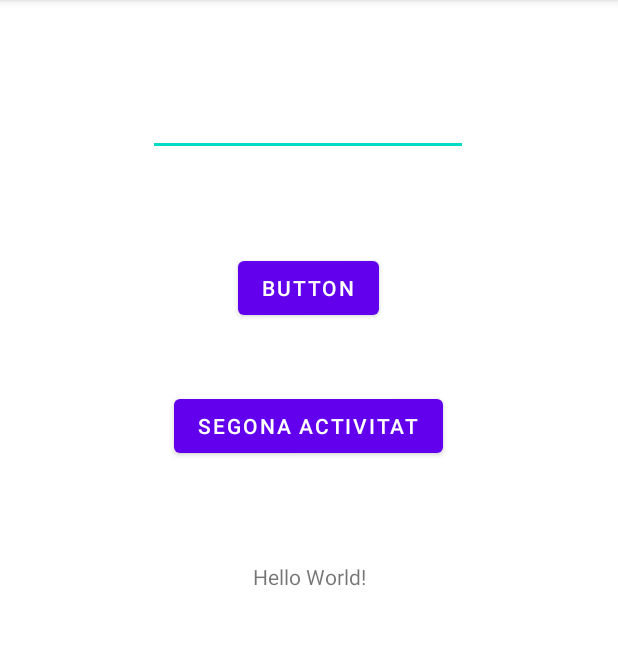
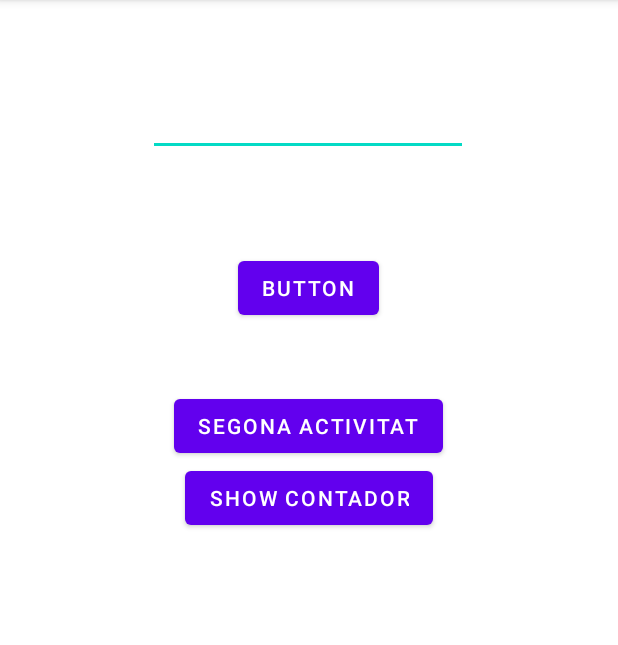
Before and after one commit to carlosguinovart/App-s-Android, an Android app: the screen it shows after launch (MainActivity), on a phone screen of 412 x 824 dp, the part 84-729 px from its top. Run offline under Robolectric (Android 15) with nearby library versions, the phone set to English and light mode, and no system bars.

Commit message:
Commit SharedPreferences activitat 2

```diff
--- a/SharedPreferences/app/src/main/java/com/example/sharedpreferences/SegonaActivity.java
+++ b/SharedPreferences/app/src/main/java/com/example/sharedpreferences/SegonaActivity.java
@@ -19,10 +19,10 @@ public class SegonaActivity extends AppCompatActivity {
         prefs = getSharedPreferences(getString(R.string.shared_file), MODE_PRIVATE);
 
         int contador = prefs.getInt("contador", 0);
-        contador ++;
+        contador++;
 
         SharedPreferences.Editor editor = prefs.edit();
-        editor.putInt("Contador", contador);
+        editor.putInt("contador", contador);
         editor.commit();
 
 
--- a/SharedPreferences/app/src/main/res/layout/activity_main.xml
+++ b/SharedPreferences/app/src/main/res/layout/activity_main.xml
@@ -5,15 +5,6 @@
     android:layout_width="match_parent"
     android:layout_height="match_parent"
     tools:context=".MainActivity">
-
-    <TextView
-        android:layout_width="wrap_content"
-        android:layout_height="wrap_content"
-        android:text="Hello World!"
-        app:layout_constraintBottom_toBottomOf="parent"
-        app:layout_constraintEnd_toEndOf="parent"
-        app:layout_constraintStart_toStartOf="parent"
-        app:layout_constraintTop_toTopOf="parent" />
 
     <EditText
         android:id="@+id/etShared"
@@ -52,4 +43,14 @@
         app:layout_constraintStart_toStartOf="parent"
         app:layout_constraintTop_toBottomOf="@+id/btnSavePreferences" />
 
+    <Button
+        android:id="@+id/btnShowContador"
+        android:layout_width="wrap_content"
+        android:layout_height="wrap_content"
+        android:onClick="showContador"
+        android:text="Show Contador"
+        app:layout_constraintEnd_toEndOf="parent"
+        app:layout_constraintStart_toStartOf="parent"
+        app:layout_constraintTop_toBottomOf="@+id/button2" />
+
 </androidx.constraintlayout.widget.ConstraintLayout>
```
Also changed, not shown: SharedPreferences/app/src/main/java/com/example/sharedpreferences/MainActivity.java (+6 -5 lines).
